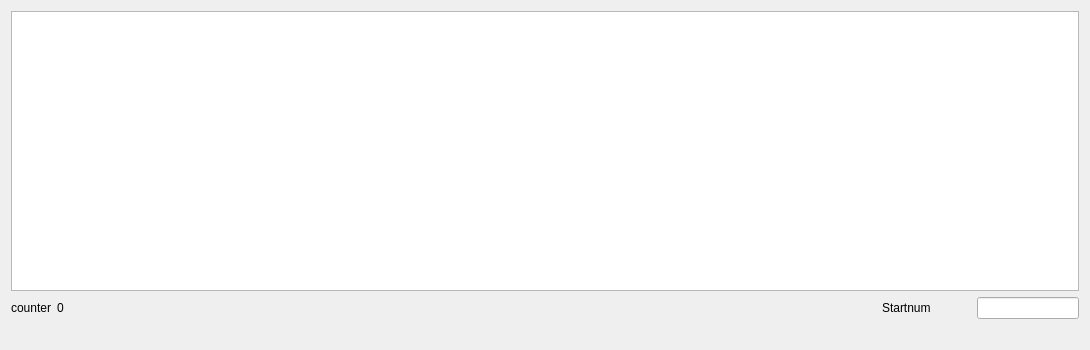
First picture: the form in src/views/showinthebox/showinthebox.ui, repository stivehu/um3, before the edit.
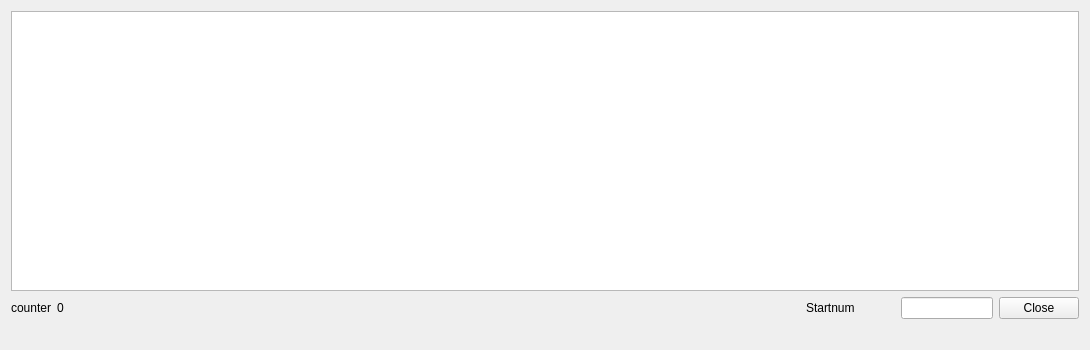
Second picture: the form after the edit.

What changed in the file:
```diff
--- a/src/views/showinthebox/showinthebox.ui
+++ b/src/views/showinthebox/showinthebox.ui
@@ -33,7 +33,7 @@
       </widget>
      </item>
      <item row="1" column="0">
-      <layout class="QHBoxLayout" name="horizontalLayout" stretch="0,0,8,0,0,1">
+      <layout class="QHBoxLayout" name="horizontalLayout" stretch="0,0,8,0,0,1,0">
        <item>
         <widget class="QLabel" name="Counterlabel">
          <property name="text">
@@ -84,6 +84,13 @@
        <item>
         <widget class="QLineEdit" name="startnumLineEdit"/>
        </item>
+       <item>
+        <widget class="QPushButton" name="closePushButton">
+         <property name="text">
+          <string>Close</string>
+         </property>
+        </widget>
+       </item>
       </layout>
      </item>
     </layout>
```
